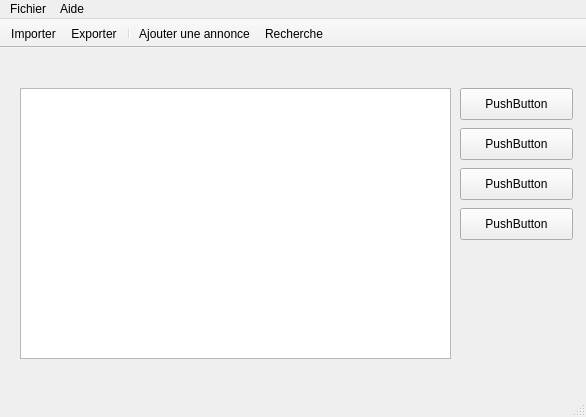
The window that AgenceImmo/mainwindow.ui (willdoleave/projet-ihm) describes before a commit, drawn with Qt 5.
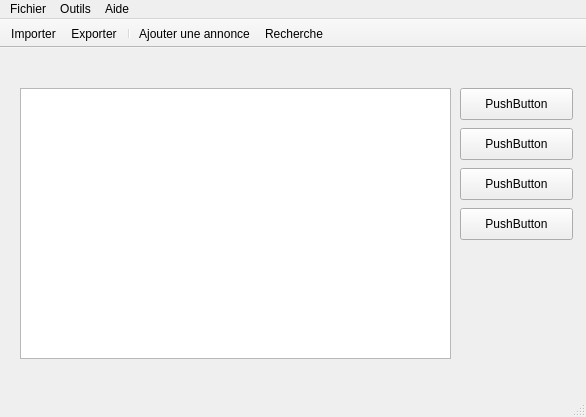
The same window after the commit. Icons and pictures are not drawn.

Commit message: Create MessageBox for import button

```diff
--- a/AgenceImmo/mainwindow.ui
+++ b/AgenceImmo/mainwindow.ui
@@ -106,7 +106,14 @@
     </property>
     <addaction name="action_propos"/>
    </widget>
+   <widget class="QMenu" name="menuOutils">
+    <property name="title">
+     <string>Outils</string>
+    </property>
+    <addaction name="actionRecherche"/>
+   </widget>
    <addaction name="menuFichier"/>
+   <addaction name="menuOutils"/>
    <addaction name="menuAide"/>
   </widget>
   <widget class="QStatusBar" name="statusBar"/>
```
The commit also changes 5 other files.
